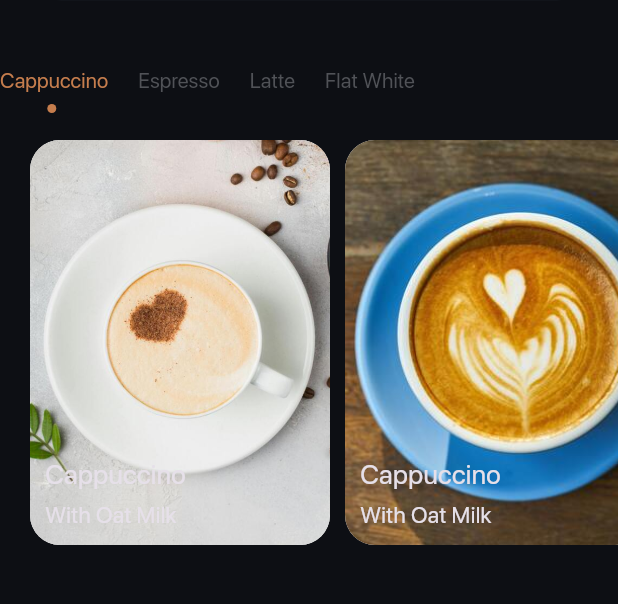
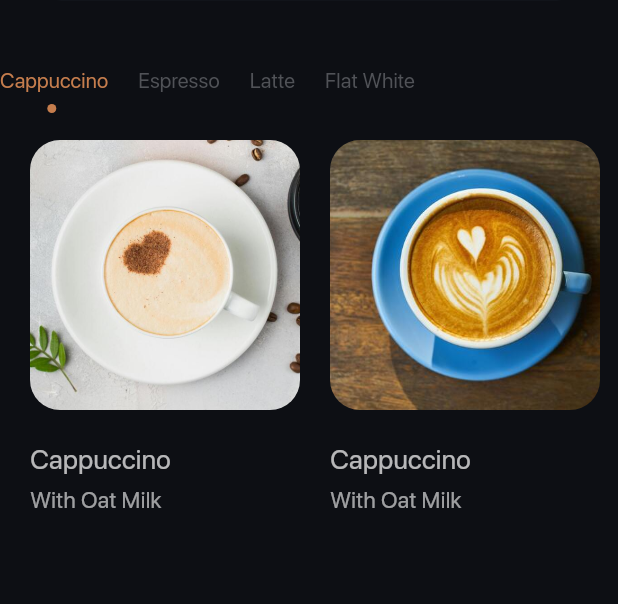
Before and after one commit to AlexEduV/coffee_app_flutter, a Flutter app: the screen it shows after launch, on a phone screen of 412 x 824 dp, the part 397-1001 px from its top. Run offline on Flutter 3.47's test engine with Material 3 defaults, Android fonts, the phone set to English and light mode, and no system bars; our stand-ins replace gap.

Commit message:
reworking horizontal scroll view item;

```diff
--- a/lib/widgets/carousel_item.dart
+++ b/lib/widgets/carousel_item.dart
@@ -21,17 +21,18 @@ class CarouselItem extends StatelessWidget {
 
   @override
   Widget build(BuildContext context) {
-    return Stack(
+
+    return Column(
+      crossAxisAlignment: CrossAxisAlignment.start,
       children: [
 
         //picture
         Container(
-          height: 300,
-          width: 200,
-          margin: const EdgeInsets.only(right: 10.0,),
+          height: 180,
+          width: 180,
+          margin: const EdgeInsets.only(right: 20.0,),
           decoration: BoxDecoration(
             borderRadius: BorderRadius.circular(20),
-            color: Colors.white,
             image: DecorationImage(
               image: AssetImage(imageSource),
               fit: BoxFit.cover,
@@ -39,19 +40,14 @@ class CarouselItem extends StatelessWidget {
           ),
         ),
 
+        const Gap(20.0),
+
         //info column
-        Positioned(
-          bottom: 10,
-          left: 10,
-          child: Column(
-            crossAxisAlignment: CrossAxisAlignment.start,
-            children: [
-
-              //name
         Text(
           name,
           style: const TextStyle(
             fontSize: 18,
+            color: Colors.white70,
           ),
         ),
 
@@ -62,11 +58,7 @@ class CarouselItem extends StatelessWidget {
           subName,
           style: const TextStyle(
             fontSize: 15,
-                ),
-              ),
-
-
-            ],
+            color: Colors.white60,
           ),
         )
 
```
Lines whose indentation alone changed are shown as unchanged.
